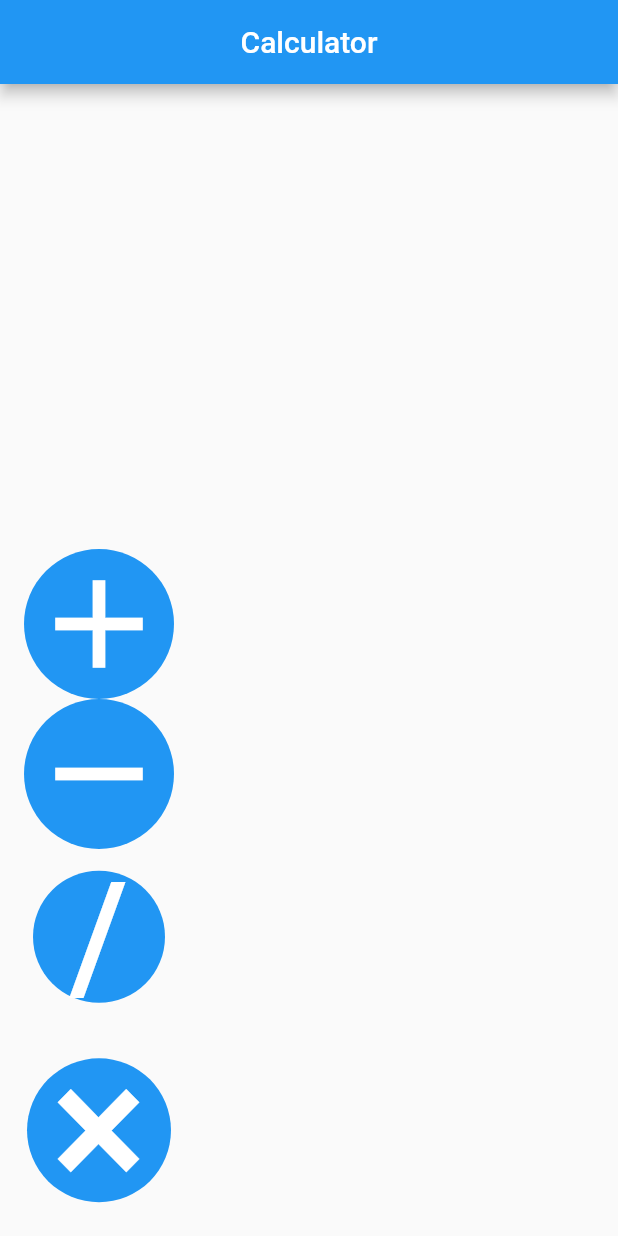
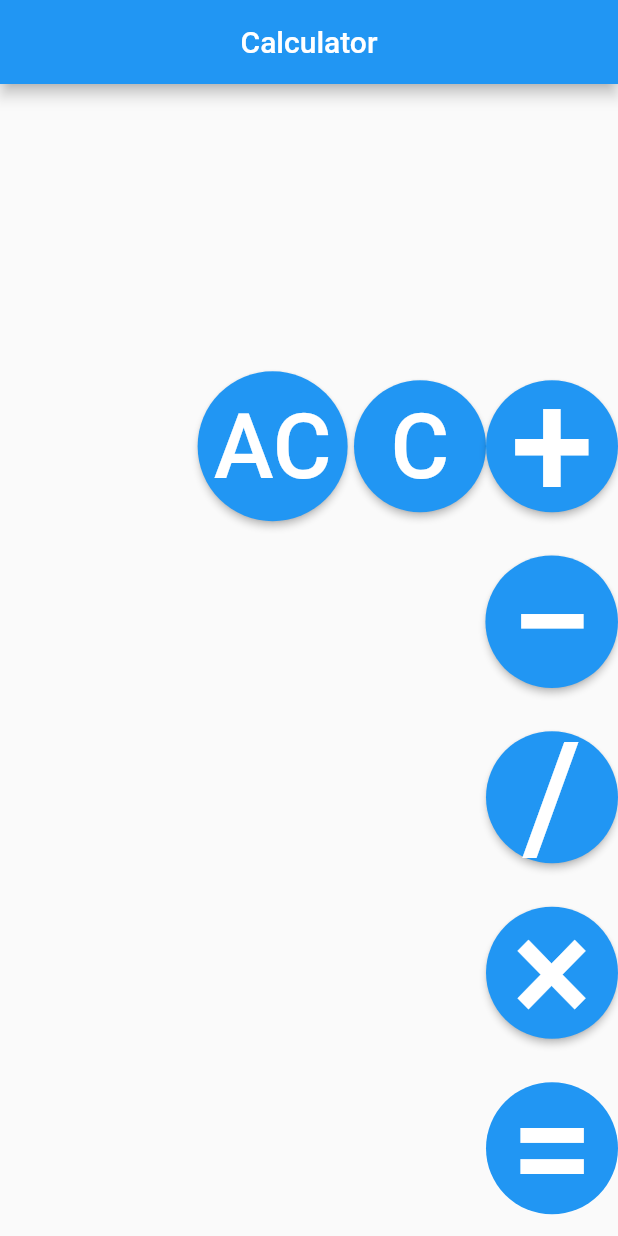
Before and after one commit to vishwajeetbharti/calculator, a Flutter app: the screen it shows after launch, on a phone screen of 412 x 824 dp. Run offline on Flutter 3.47's test engine with Material 2 defaults, Android fonts, the phone set to English and light mode, and no system bars.

Commit message:
calculator ui 20% done

```diff
--- a/lib/main.dart
+++ b/lib/main.dart
@@ -1,3 +1,4 @@
+import 'package:flutter/cupertino.dart';
 import 'package:flutter/material.dart';
 
 void main() {
@@ -30,14 +31,6 @@ class MyHomePage extends StatefulWidget {
 }
 
 class _MyHomePageState extends State<MyHomePage> {
-  int _counter = 0;
-
-  void _incrementCounter() {
-    setState(() {
-      _counter--;
-    });
-  }
-
   @override
   Widget build(BuildContext context) {
     return Scaffold(
@@ -49,31 +42,71 @@ class _MyHomePageState extends State<MyHomePage> {
         mainAxisAlignment: MainAxisAlignment.start,
         children: <Widget>[
           Spacer(),
+          Row(
+            mainAxisAlignment: MainAxisAlignment.end,
+            children: [
               RaisedButton(
+                padding: EdgeInsets.all(15),
+                onPressed: () {},
                 shape: CircleBorder(),
 
                 color: Colors.blue,
                 disabledColor: Colors
                     .blue, //add this to your code            onPressed: () {},
-            child: Icon(
-              Icons.add,
-              size: 100,
-              color: Colors.white,
+                child: Text(
+                  'AC',
+                  style: TextStyle(fontSize: 60, color: Colors.white),
                 ),
               ),
               RaisedButton(
+                padding: EdgeInsets.all(15),
+                onPressed: () {},
                 shape: CircleBorder(),
 
                 color: Colors.blue,
                 disabledColor: Colors
                     .blue, //add this to your code            onPressed: () {},
-            child: Icon(
-              Icons.remove,
-              size: 100,
-              color: Colors.white,
+                child: Text(
+                  'C',
+                  style: TextStyle(fontSize: 60, color: Colors.white),
                 ),
               ),
               RaisedButton(
+                onPressed: () {},
+                shape: CircleBorder(),
+
+                color: Colors.blue,
+                disabledColor: Colors
+                    .blue, //add this to your code            onPressed: () {},
+                child: Text(
+                  '+',
+                  style: TextStyle(fontSize: 100, color: Colors.white),
+                ),
+              ),
+            ],
+          ),
+          Row(
+            mainAxisAlignment: MainAxisAlignment.end,
+            children: [
+              RaisedButton(
+                onPressed: () {},
+                shape: CircleBorder(),
+
+                color: Colors.blue,
+                disabledColor: Colors
+                    .blue, //add this to your code            onPressed: () {},
+                child: Text(
+                  '−',
+                  style: TextStyle(fontSize: 100, color: Colors.white),
+                ),
+              ),
+            ],
+          ),
+          Row(
+            mainAxisAlignment: MainAxisAlignment.end,
+            children: [
+              RaisedButton(
+                onPressed: () {},
                 shape: CircleBorder(),
                 color: Colors.blue,
                 disabledColor: Colors
@@ -83,16 +116,39 @@ class _MyHomePageState extends State<MyHomePage> {
                   style: TextStyle(fontSize: 100, color: Colors.white),
                 ),
               ),
+            ],
+          ),
+          Row(
+            mainAxisAlignment: MainAxisAlignment.end,
+            children: [
               RaisedButton(
+                onPressed: () {},
                 shape: CircleBorder(),
                 color: Colors.blue,
                 disabledColor: Colors
                     .blue, //add this to your code            onPressed: () {},
                 child: Text(
                   '×',
-              style: TextStyle(fontSize: 120, color: Colors.white),
+                  style: TextStyle(fontSize: 100, color: Colors.white),
                 ),
               ),
+            ],
+          ),
+          Row(
+            mainAxisAlignment: MainAxisAlignment.end,
+            children: [
+              RaisedButton(
+                onPressed: null,
+                shape: CircleBorder(),
+                color: Colors.blue,
+                disabledColor: Colors.blue,
+                child: Text(
+                  '=',
+                  style: TextStyle(fontSize: 100, color: Colors.white),
+                ),
+              ),
+            ],
+          )
 
           // IconButton(
           //   onPressed: ,
```
Lines whose indentation alone changed are shown as unchanged.
